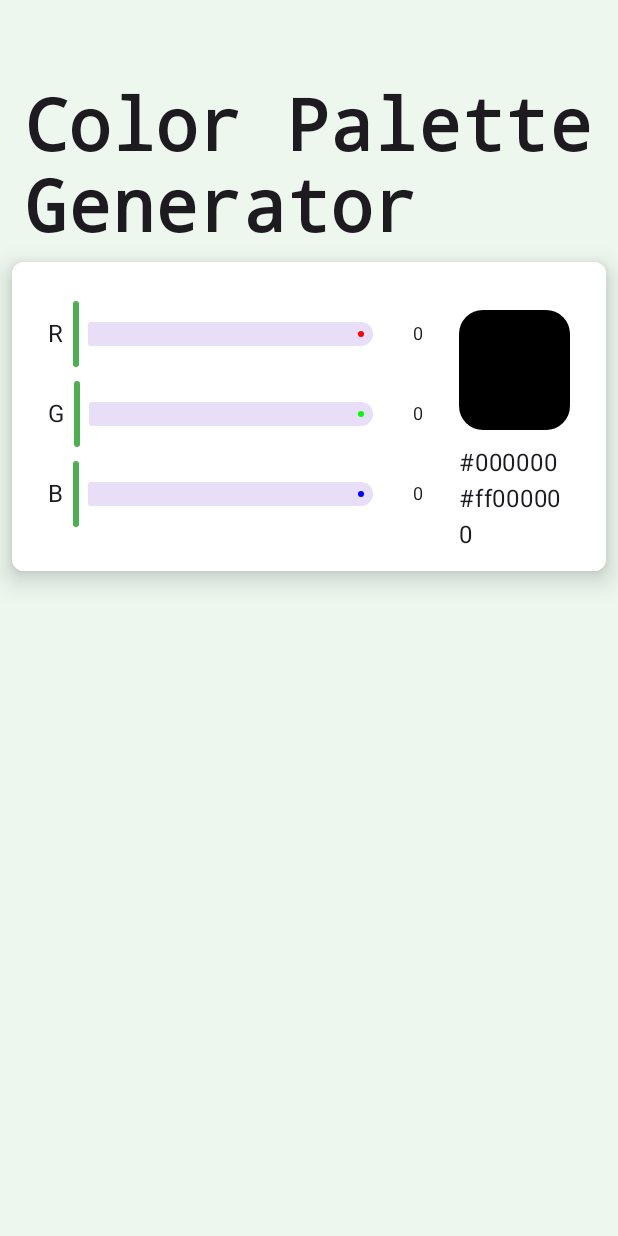
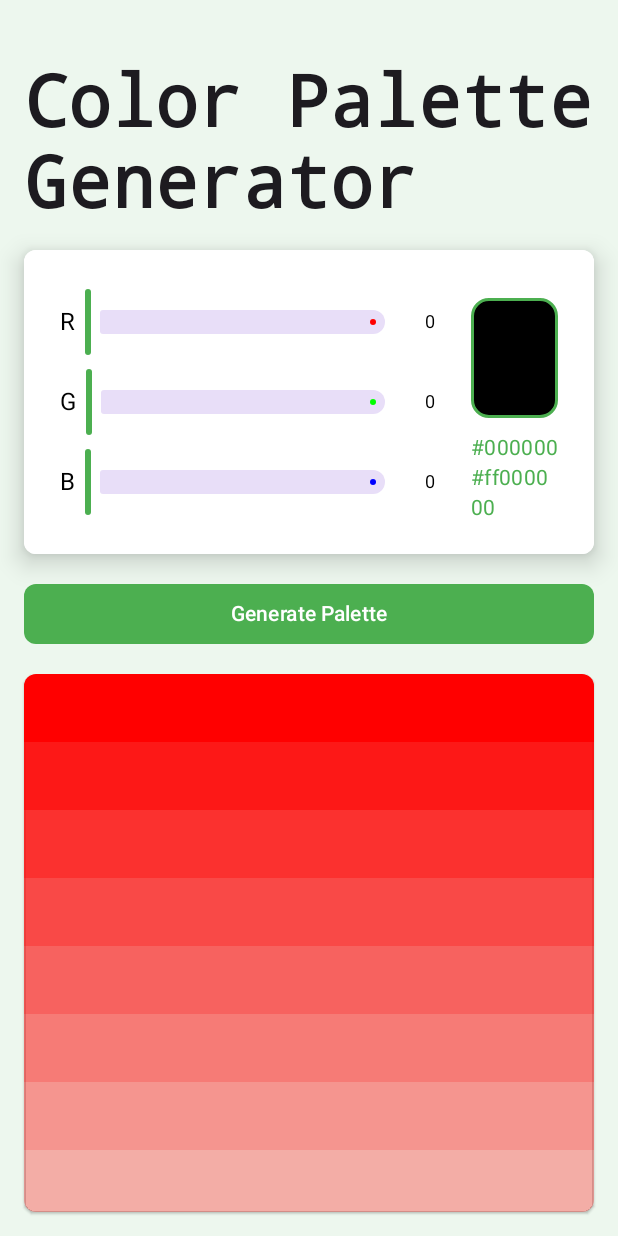
Before and after one commit to KvColorPalette/KvColorPalette-Android, an Android app built with Jetpack Compose: the PaletteGenDetailUI screen opened through its navigation route, on a phone screen of 412 x 824 dp. Run offline under Robolectric (Android 15) with nearby library versions, the phone set to English and light mode, and no system bars.

Commit message:
Start to create color strip palette to show the generated color palettes from given color in detail screen

```diff
--- a/ui-app/src/main/kotlin/com/kavi/droid/color/palette/app/ui/common/PalletCommonComposable.kt
+++ b/ui-app/src/main/kotlin/com/kavi/droid/color/palette/app/ui/common/PalletCommonComposable.kt
@@ -35,8 +35,8 @@ fun ColorBox(givenColor: Color, selectedColor: Color?, onSelect: (color: Color)
 
     Box(
         modifier = Modifier
-            .width(38.dp)
-            .height(38.dp)
+            .width(35.dp)
+            .height(35.dp)
             .background(givenColor, RectangleShape)
             .clickable {
                 isSelected = true
@@ -56,7 +56,7 @@ fun ColorDetailRow(selectedColor: Color) {
             elevation = 10.dp,
             shape = RoundedCornerShape(8.dp)
         )
-        .background(Color.White)
+        .background(MaterialTheme.colorScheme.tertiary)
         .padding(12.dp)
     ) {
         Box(
@@ -80,3 +80,15 @@ fun ColorDetailRow(selectedColor: Color) {
         }
     }
 }
+
+@Composable
+fun ColorStrip(color: Color) {
+    Row {
+        Box (
+            modifier = Modifier
+                .fillMaxWidth()
+                .height(45.dp)
+                .background(color)
+        )
+    }
+}
--- a/ui-app/src/main/kotlin/com/kavi/droid/color/palette/app/ui/common/ThemeCommonComposable.kt
+++ b/ui-app/src/main/kotlin/com/kavi/droid/color/palette/app/ui/common/ThemeCommonComposable.kt
@@ -87,7 +87,7 @@ fun ThemeColorRow(givenColor: Color) {
                     givenColor = givenColor,
                 )
 
-                Text("Light Theme", Modifier.padding(top = 8.dp, start = 8.dp), style = MaterialTheme.typography.bodyMedium, fontWeight = FontWeight.ExtraBold,)
+                Text("Light Theme", Modifier.padding(top = 8.dp, start = 8.dp), style = MaterialTheme.typography.bodyMedium, fontWeight = FontWeight.ExtraBold, color = Color.Black)
 
                 Row(
                     modifier = Modifier
@@ -102,7 +102,7 @@ fun ThemeColorRow(givenColor: Color) {
                     ColorCircle(appThemeColorSet.light.background, colorLetter = "B", letterColor = Color.Black)
                 }
 
-                Text("Dark Theme", Modifier.padding(top = 8.dp, start = 8.dp), style = MaterialTheme.typography.bodyMedium, fontWeight = FontWeight.ExtraBold,)
+                Text("Dark Theme", Modifier.padding(top = 8.dp, start = 8.dp), style = MaterialTheme.typography.bodyMedium, fontWeight = FontWeight.ExtraBold, color = Color.Black)
 
                 Row(
                     modifier = Modifier
--- a/ui-app/src/main/kotlin/com/kavi/droid/color/palette/app/ui/common/picker/KvColorPicker.kt
+++ b/ui-app/src/main/kotlin/com/kavi/droid/color/palette/app/ui/common/picker/KvColorPicker.kt
@@ -6,6 +6,7 @@ import androidx.compose.foundation.layout.Arrangement
 import androidx.compose.foundation.layout.Box
 import androidx.compose.foundation.layout.Column
 import androidx.compose.foundation.layout.Row
+import androidx.compose.foundation.layout.fillMaxWidth
 import androidx.compose.foundation.layout.height
 import androidx.compose.foundation.layout.padding
 import androidx.compose.foundation.layout.width
@@ -32,7 +33,7 @@ import com.kavi.droid.color.palette.app.extension.toColorInt
 import com.kavi.droid.color.palette.util.ColorUtil
 
 @Composable
-fun KvColorPicker() {
+fun KvColorPicker(modifier: Modifier = Modifier) {
     // State variables for RGBA values
     //val alpha = rememberSaveable { mutableFloatStateOf(1f) }
     val red = rememberSaveable { mutableFloatStateOf(0f) }
@@ -47,7 +48,7 @@ fun KvColorPicker() {
     }
 
     Row(
-        modifier = Modifier
+        modifier = modifier
             .border(1.dp, Color.White, shape = RoundedCornerShape(8.dp))
             .shadow(
                 elevation = 10.dp,
@@ -78,16 +79,26 @@ fun KvColorPicker() {
                         .height(80.dp)
                         .width(80.dp)
                         .background(color, shape = MaterialTheme.shapes.large)
+                        .border(2.dp, MaterialTheme.colorScheme.primary, RoundedCornerShape(12.dp))
                 )
             }
 
             Column (
                 modifier = Modifier
+                    .fillMaxWidth()
                     .padding(start = 12.dp, top = 10.dp, end = 12.dp)
                     .align(Alignment.CenterHorizontally)
             ) {
-                Text(text = ColorUtil.getHex(color = color))
-                Text(text = ColorUtil.getHexWithAlpha(color = color))
+                Text(text = ColorUtil.getHex(color = color),
+                    style = MaterialTheme.typography.bodyMedium,
+                    color = MaterialTheme.colorScheme.primary,
+                    modifier = Modifier.align(Alignment.CenterHorizontally)
+                )
+                Text(text = ColorUtil.getHexWithAlpha(color = color),
+                    style = MaterialTheme.typography.bodyMedium,
+                    color = MaterialTheme.colorScheme.primary,
+                    modifier = Modifier.align(Alignment.CenterHorizontally)
+                )
             }
         }
     }
@@ -114,11 +125,12 @@ fun ColorSlider(
         verticalAlignment = Alignment.CenterVertically,
         horizontalArrangement = Arrangement.spacedBy(6.dp)
     ) {
-        Text(text = label)
+        Text(text = label, color = Color.Black)
         Slider(
             value = valueState.value,
             onValueChange = valueState.component2(),
             colors = SliderDefaults.colors(
+                thumbColor = MaterialTheme.colorScheme.primary,
                 activeTrackColor = color
             ),
             modifier = Modifier.weight(1f)
@@ -127,7 +139,8 @@ fun ColorSlider(
             text = valueState.value.toColorInt().toString(),
             modifier = Modifier.width(25.dp),
             textAlign = TextAlign.End,
-            style = MaterialTheme.typography.bodySmall
+            style = MaterialTheme.typography.bodySmall,
+            color = Color.Black
         )
     }
 }
--- a/ui-app/src/main/kotlin/com/kavi/droid/color/palette/app/ui/dashboard/palette/ColorPaletteTab.kt
+++ b/ui-app/src/main/kotlin/com/kavi/droid/color/palette/app/ui/dashboard/palette/ColorPaletteTab.kt
@@ -16,6 +16,7 @@ import androidx.compose.foundation.pager.HorizontalPager
 import androidx.compose.foundation.pager.rememberPagerState
 import androidx.compose.foundation.rememberScrollState
 import androidx.compose.foundation.shape.CircleShape
+import androidx.compose.foundation.shape.RoundedCornerShape
 import androidx.compose.foundation.verticalScroll
 import androidx.compose.material3.Button
 import androidx.compose.material3.Text
@@ -82,6 +83,7 @@ fun ColorPaletteTab(navController: NavHostController, modifier: Modifier) {
             modifier = Modifier
                 .padding(top = 4.dp, start = 16.dp, end = 16.dp, bottom = 8.dp)
                 .fillMaxWidth(),
+            shape = RoundedCornerShape(8.dp),
             onClick = {
                 navController.navigate("palette-gen-detail")
             }
--- a/ui-app/src/main/kotlin/com/kavi/droid/color/palette/app/ui/dashboard/theme/ThemeColorGen.kt
+++ b/ui-app/src/main/kotlin/com/kavi/droid/color/palette/app/ui/dashboard/theme/ThemeColorGen.kt
@@ -7,6 +7,7 @@ import androidx.compose.foundation.layout.fillMaxSize
 import androidx.compose.foundation.layout.fillMaxWidth
 import androidx.compose.foundation.layout.padding
 import androidx.compose.foundation.rememberScrollState
+import androidx.compose.foundation.shape.RoundedCornerShape
 import androidx.compose.foundation.verticalScroll
 import androidx.compose.material3.Button
 import androidx.compose.material3.MaterialTheme
@@ -57,6 +58,7 @@ fun ThemeColorGenTab(navController: NavHostController, modifier: Modifier) {
                 modifier = Modifier
                     .padding(16.dp)
                     .fillMaxWidth(),
+                shape = RoundedCornerShape(8.dp),
                 onClick = {
                     navController.navigate("theme-gen-detail")
                 }
--- a/ui-app/src/main/kotlin/com/kavi/droid/color/palette/app/ui/detail/PaletteGenDetailUI.kt
+++ b/ui-app/src/main/kotlin/com/kavi/droid/color/palette/app/ui/detail/PaletteGenDetailUI.kt
@@ -1,19 +1,29 @@
 package com.kavi.droid.color.palette.app.ui.detail
 
+import androidx.compose.foundation.background
 import androidx.compose.foundation.layout.Column
 import androidx.compose.foundation.layout.Row
+import androidx.compose.foundation.layout.fillMaxHeight
 import androidx.compose.foundation.layout.fillMaxSize
 import androidx.compose.foundation.layout.fillMaxWidth
 import androidx.compose.foundation.layout.padding
+import androidx.compose.foundation.rememberScrollState
+import androidx.compose.foundation.shape.RoundedCornerShape
+import androidx.compose.foundation.verticalScroll
+import androidx.compose.material3.Button
 import androidx.compose.material3.MaterialTheme
 import androidx.compose.material3.Scaffold
 import androidx.compose.material3.Text
 import androidx.compose.runtime.Composable
 import androidx.compose.ui.Alignment
 import androidx.compose.ui.Modifier
+import androidx.compose.ui.draw.shadow
+import androidx.compose.ui.graphics.Color
 import androidx.compose.ui.tooling.preview.Preview
 import androidx.compose.ui.unit.dp
+import com.kavi.droid.color.palette.KvColorPalette
 import com.kavi.droid.color.palette.app.theme.KvColorPaletteTheme
+import com.kavi.droid.color.palette.app.ui.common.ColorStrip
 import com.kavi.droid.color.palette.app.ui.common.picker.KvColorPicker
 
 @Composable
@@ -32,13 +42,42 @@ fun PaletteGenDetailUI() {
             ) {
                 Text(
                     modifier = Modifier
-                        .padding(start = 8.dp, end = 8.dp, top = 24.dp, bottom = 8.dp),
+                        .padding(8.dp),
                     text = "Color Palette Generator",
                     style = MaterialTheme.typography.titleLarge
                 )
             }
 
-            KvColorPicker()
+            KvColorPicker(modifier = Modifier.padding(8.dp))
+
+            Button(
+                modifier = Modifier
+                    .padding(8.dp)
+                    .fillMaxWidth(),
+                shape = RoundedCornerShape(8.dp),
+                onClick = {
+                    //navController.navigate("palette-gen-detail")
+                }
+            ) {
+                Text("Generate Palette")
+            }
+
+            Column(
+                modifier = Modifier
+                    .fillMaxWidth()
+                    .fillMaxHeight()
+                    .padding(8.dp)
+                    .shadow(
+                        elevation = 1.dp,
+                        shape = RoundedCornerShape(8.dp)
+                    )
+                    .verticalScroll(rememberScrollState()),
+            ) {
+                val colorPalette = KvColorPalette.instance.generateAlphaColorPalette(givenColor = Color.Red)
+                colorPalette.forEach {
+                    ColorStrip(color = it)
+                }
+            }
         }
     }
 }
--- a/ui-app/src/main/kotlin/com/kavi/droid/color/palette/app/ui/detail/ThemeGenDetailUI.kt
+++ b/ui-app/src/main/kotlin/com/kavi/droid/color/palette/app/ui/detail/ThemeGenDetailUI.kt
@@ -33,7 +33,7 @@ fun ThemeGenDetailUI() {
             ) {
                 Text(
                     modifier = Modifier
-                        .padding(start = 8.dp, end = 8.dp, top = 24.dp, bottom = 8.dp),
+                        .padding(8.dp),
                     text = "Theme Generator",
                     style = MaterialTheme.typography.titleLarge
                 )
```
